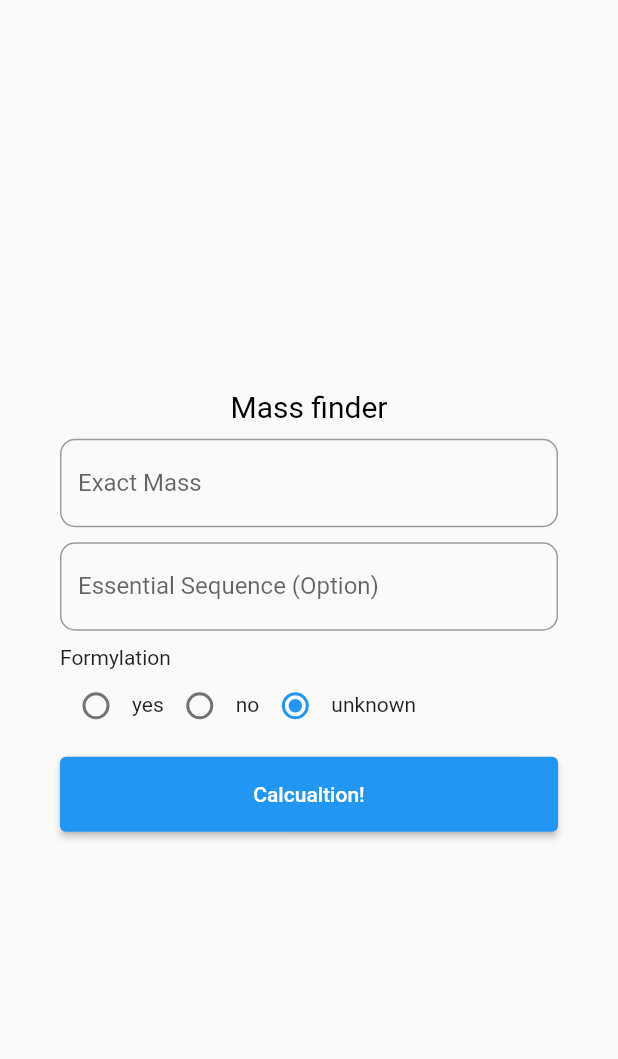
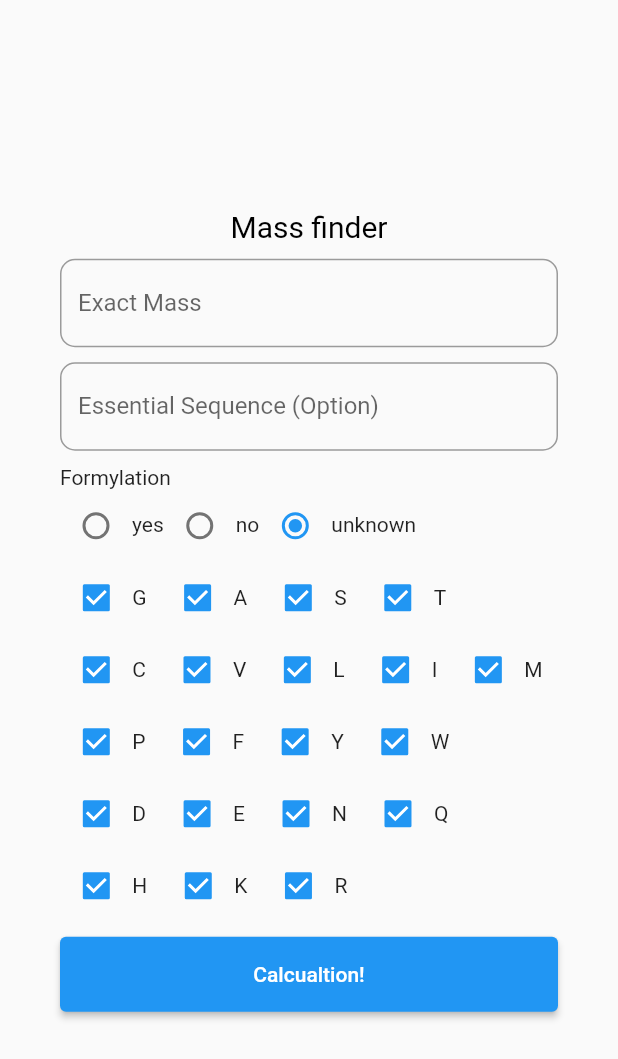
Before and after one commit to Gyeony95/Amino-Calc, a Flutter app: the screen it shows after launch, after a tap on "Calcualtion!", on a phone screen of 412 x 824 dp. Shown: the top 1059 px of the screen. Run offline on Flutter 3.47's test engine with Material 2 defaults, Android fonts, the phone set to English and light mode, and no system bars.

Commit message:
update : 아미노맵 포함시킬 아미노산 종류를 선택할 수 있게 수정

```diff
--- a/lib/mass_finder_screen.dart
+++ b/lib/mass_finder_screen.dart
@@ -3,6 +3,7 @@ import 'dart:isolate';
 import 'package:mass_finder/util/alert_toast.dart';
 import 'package:mass_finder/helper/mass_finder_helper.dart';
 import 'package:mass_finder/model/amino_model.dart';
+import 'package:mass_finder/widget/amino_map_selector.dart';
 import 'package:mass_finder/widget/formylation_selector.dart';
 import 'package:mass_finder/widget/loading_overlay.dart';
 import 'package:mass_finder/widget/normal_text_field.dart';
@@ -30,6 +31,9 @@ class _MassFinderScreenState extends State<MassFinderScreen> {
   static double? totalWeight;
 
   FormyType currentFormyType = FormyType.unknown;
+
+  // 계산시에 사용할 아미노산 리스트 , 최초에는 모든 아미노산을 포함한다.
+  Map<String, int> inputAminos = Map.from(aminoMap);
 
   @override
   void initState() {
@@ -91,12 +95,24 @@ class _MassFinderScreenState extends State<MassFinderScreen> {
               hintText: 'please enter essential sequence (olny alphabet)',
             ),
             const SizedBox(height: 10),
+            // f 있는지 여부
             FormylationSelector(
               fomyType: currentFormyType,
               onChange: (newType) {
                 setState(() {
                   currentFormyType = newType;
                 });
+              },
+            ),
+            // 아미노산 종류 선택부분
+            AminoMapSelector(
+              onChangeAminos: (aminos) {
+                var selectedAminos = Map.from(aminos);
+                selectedAminos.removeWhere((k, v) => v == false);
+                inputAminos.clear();
+                for (var e in selectedAminos.keys) {
+                  inputAminos[e] = aminoMap[e] ?? 0;
+                }
               },
             ),
             const SizedBox(height: 10),
@@ -175,9 +191,10 @@ class _MassFinderScreenState extends State<MassFinderScreen> {
     double w = totalWeight ?? 0.0;
     String a = initAmino.text;
     String f = currentFormyType.text;
+    Map<String, int> ia = inputAminos;
     try {
       Isolate.spawn<SendPort>(
-        (sp) => MassFinderHelper.calc(sp, w, a, f, aminoMap),
+        (sp) => MassFinderHelper.calc(sp, w, a, f, ia),
         _receivePort.sendPort,
       );
     } catch (e) {
@@ -186,6 +203,7 @@ class _MassFinderScreenState extends State<MassFinderScreen> {
   }
 }
 
+/// 아미노산들의 리스트
 final aminoMap = {
   'G': 7503,
   'A': 8905,
--- /dev/null
+++ b/lib/widget/amino_map_selector.dart
@@ -0,0 +1,60 @@
+import 'package:flutter/material.dart';
+
+// ignore: must_be_immutable
+class AminoMapSelector extends StatefulWidget {
+  Function(Map<String, bool> selectedAminos) onChangeAminos;
+  AminoMapSelector({super.key, required this.onChangeAminos});
+  @override
+  _AminoMapSelectorState createState() => _AminoMapSelectorState();
+}
+
+class _AminoMapSelectorState extends State<AminoMapSelector> {
+  Map<String, bool> selectedAminos = {
+    'G': true,
+    'A': true,
+    'S': true,
+    'T': true,
+    'C': true,
+    'V': true,
+    'L': true,
+    'I': true,
+    'M': true,
+    'P': true,
+    'F': true,
+    'Y': true,
+    'W': true,
+    'D': true,
+    'E': true,
+    'N': true,
+    'Q': true,
+    'H': true,
+    'K': true,
+    'R': true,
+  };
+
+  @override
+  Widget build(BuildContext context) {
+    return Wrap(
+      children: selectedAminos.keys.map((String amino) {
+        return Row(
+          mainAxisSize: MainAxisSize.min,
+          children: [
+            Checkbox(
+              value: selectedAminos[amino]!,
+              onChanged: (bool? value) {
+                setState(
+                  () {
+                    selectedAminos[amino] = value!;
+                    widget.onChangeAminos(selectedAminos);
+                  },
+                );
+              },
+            ),
+            Text(amino),
+            const SizedBox(width: 10)
+          ],
+        );
+      }).toList(),
+    );
+  }
+}
```
